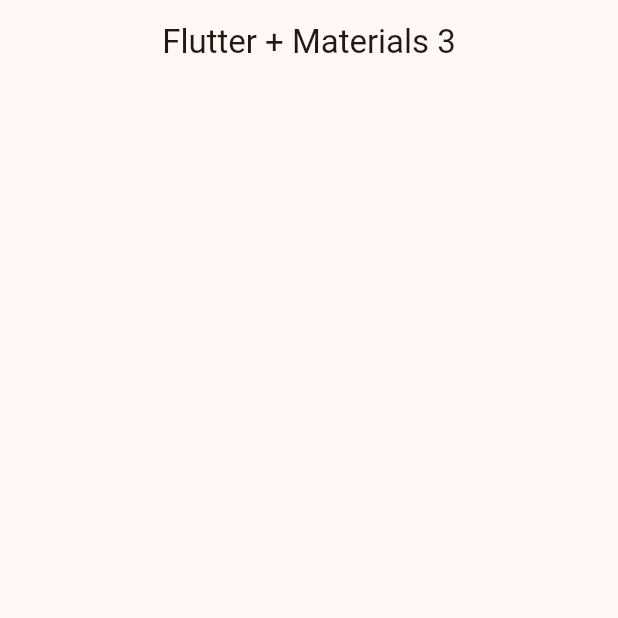
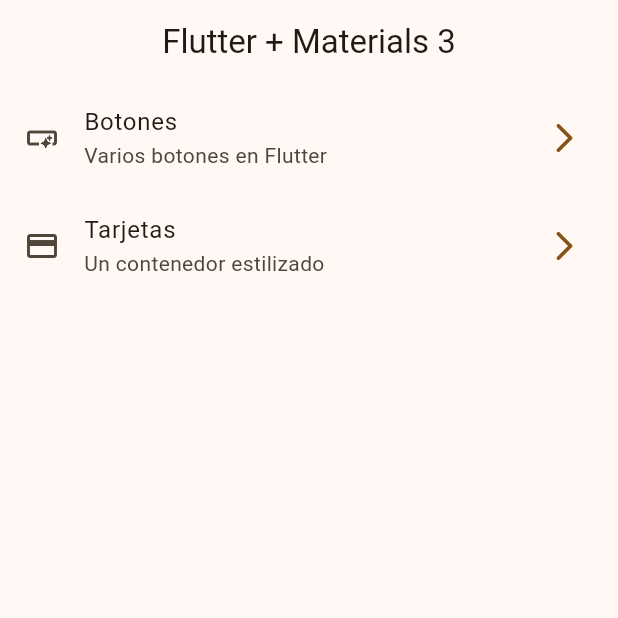
Before and after one commit to Alitheya-Hub/widgets_app, a Flutter app: the screen it shows after launch, on a phone screen of 412 x 824 dp, the top half of it. Run offline on Flutter 3.47's test engine with Material 3 defaults, Android fonts, the phone set to English and light mode, and no system bars.

Commit message:
cambios de entre pantallas básicos añadidos

```diff
--- a/lib/config/menu/menu_items.dart
+++ b/lib/config/menu/menu_items.dart
@@ -24,7 +24,7 @@ MenuItem(
 
 MenuItem(
   title: 'Tarjetas',
-  link: '/card',
+  link: '/cards',
   subTitle: 'Un contenedor estilizado',
   icon: Icons.credit_card)
 
--- a/lib/main.dart
+++ b/lib/main.dart
@@ -1,5 +1,7 @@
 import 'package:flutter/material.dart';
 import 'package:widgets_app/config/theme/app_theme.dart';
+import 'package:widgets_app/presentations/screens/buttons/buttons_screen.dart';
+import 'package:widgets_app/presentations/screens/cards/cards_screen.dart';
 import 'package:widgets_app/presentations/screens/home/home_screen.dart';
 
 void main() {
@@ -15,6 +17,10 @@ class MainApp extends StatelessWidget {
       debugShowCheckedModeBanner: false,
       theme: AppTheme(selectedColor: 2).getTheme(),
       home: HomeScreen(),
+      routes: {
+        '/buttons': (context) => ButtonScreen(),
+        '/cards': (context) => CardsScreen()
+      },
     );
   }
 }
--- a/lib/presentations/screens/home/home_screen.dart
+++ b/lib/presentations/screens/home/home_screen.dart
@@ -1,4 +1,5 @@
 import 'package:flutter/material.dart';
+import 'package:widgets_app/config/menu/menu_items.dart';
 
 class HomeScreen extends StatelessWidget {
   const HomeScreen({super.key});
@@ -6,9 +7,41 @@ class HomeScreen extends StatelessWidget {
   @override
   Widget build(BuildContext context) {
     return Scaffold(
-      appBar: AppBar(
-        title: Text('Flutter + Materials 3'),
-      ),
+      appBar: AppBar(title: Text('Flutter + Materials 3')),
+      body: _HomeView(),
     );
   }
 }
+
+class _HomeView extends StatelessWidget {
+  @override
+  Widget build(BuildContext context) {
+    return ListView.builder(
+      itemCount: appMenuItems.length,
+      itemBuilder: (context, index) {
+        final menuItem = appMenuItems[index];
+        return _CustomListTiel(menuItem: menuItem);
+      },
+    );
+  }
+}
+
+class _CustomListTiel extends StatelessWidget {
+  const _CustomListTiel({required this.menuItem});
+
+  final MenuItem menuItem;
+
+  @override
+  Widget build(BuildContext context) {
+    final colors = Theme.of(context).colorScheme;
+    return ListTile(
+      trailing: Icon(Icons.arrow_forward_ios_rounded, color: colors.primary),
+      leading: Icon(menuItem.icon),
+      title: Text(menuItem.title),
+      subtitle: Text(menuItem.subTitle),
+      onTap: () {
+        Navigator.pushNamed(context, menuItem.link);
+      },
+    );
+  }
+}
--- a/pubspec.yaml
+++ b/pubspec.yaml
@@ -9,11 +9,12 @@ environment:
 dependencies:
   flutter:
     sdk: flutter
+  go_router: ^14.8.1
 
 dev_dependencies:
+  flutter_lints: ^5.0.0
   flutter_test:
     sdk: flutter
-  flutter_lints: ^5.0.0
 
 flutter:
   uses-material-design: true
```
Also changed, not shown: lib/presentations/screens/buttons/buttons_screen.dart (added, +15 -0 lines), lib/presentations/screens/cards/cards_screen.dart (added, +15 -0 lines), pubspec.lock.
